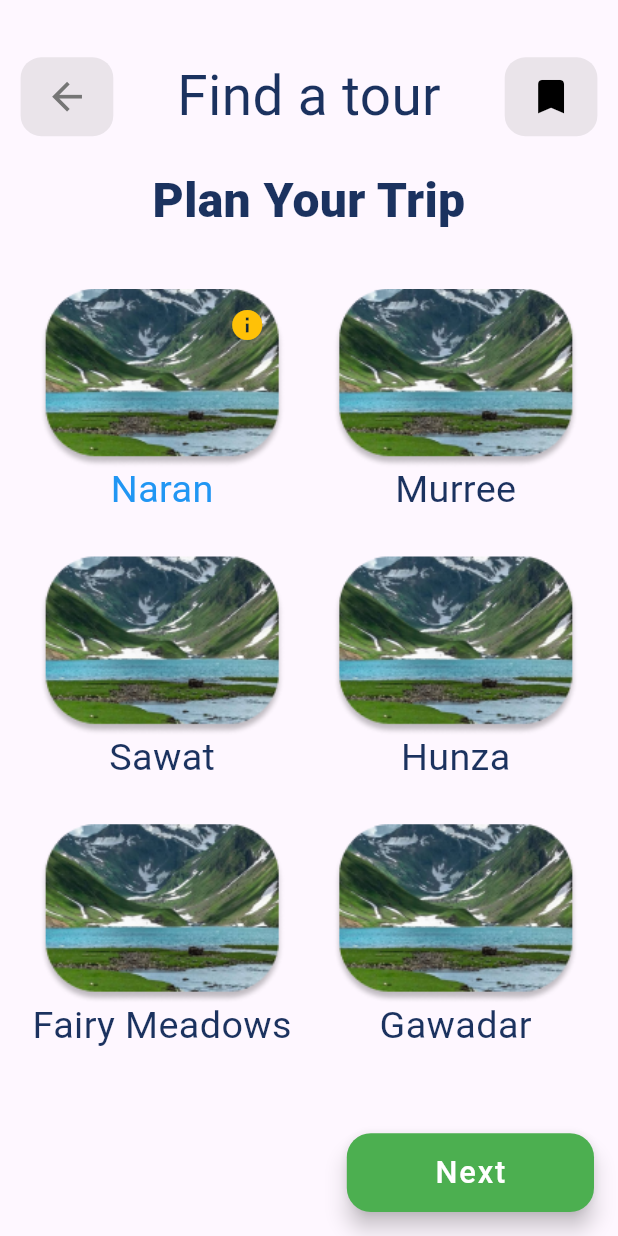
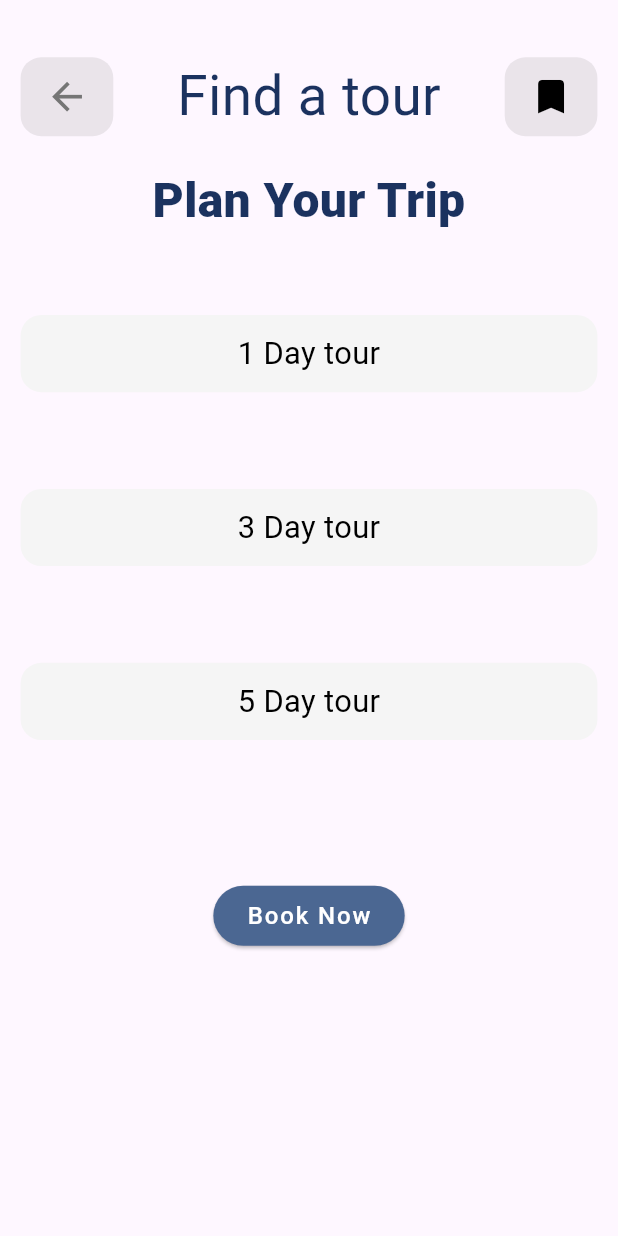
Before and after one commit to ZainNaqvi/horizon-travels-and-tours-android-application-client, a Flutter app: the FindTourPage screen opened directly, after a tap on "Naran", after a tap on "Next", on a phone screen of 412 x 824 dp. Run offline on Flutter 3.47's test engine with Material 3 defaults, Android fonts, the phone set to English and light mode, and no system bars; our stand-ins replace cloud_firestore, curved_navigation_bar, firebase_auth, firebase_core, flutter_bloc, flutter_screenutil and 3 more; accounts and stored records are empty; Roboto replaces fonts that are missing (Calistoga).

Commit message:
implemented some new changes

```diff
--- a/lib/exports.dart
+++ b/lib/exports.dart
@@ -28,6 +28,7 @@ export 'package:horizon_travel_and_tours_android_application/screens/home/page/h
 export 'package:horizon_travel_and_tours_android_application/screens/auth/pages/forgot_password.dart';
 export 'package:horizon_travel_and_tours_android_application/screens/find_tour/pages/tour_list_page.dart';
 export 'package:horizon_travel_and_tours_android_application/screens/splash/splash_screen.dart';
+export 'package:horizon_travel_and_tours_android_application/screens/booking/confirmation_page.dart';
 
 // Utils
 export 'package:horizon_travel_and_tours_android_application/core/utils/navigator_util.dart';
--- a/lib/screens/find_tour/pages/tour_list_page.dart
+++ b/lib/screens/find_tour/pages/tour_list_page.dart
@@ -1,3 +1,5 @@
+import 'dart:developer';
+
 import 'package:horizon_travel_and_tours_android_application/exports.dart';
 
 class FindTourPage extends StatefulWidget {
@@ -14,12 +16,6 @@ class FindTourPage extends StatefulWidget {
 class _FindTourPageState extends State<FindTourPage> {
   int _selectedIndex = 0;
   int? _selectedPlan;
-  static const List<Widget> _pages = <Widget>[
-    HomeScreen(),
-    SizedBox(),
-    SizedBox(),
-    SizedBox(),
-  ];
 
   final List<String> tourLocations = [
     'Naran',
@@ -32,6 +28,7 @@ class _FindTourPageState extends State<FindTourPage> {
   @override
   void initState() {
     super.initState();
+
     SystemChrome.setSystemUIOverlayStyle(systemOverlaySetting());
   }
 
@@ -46,18 +43,22 @@ class _FindTourPageState extends State<FindTourPage> {
             SizedBox(height: 8.h),
             _buildPlanTripButton(),
             SizedBox(height: 24.h),
-            _buildTourGrid(),
+            _selectedIndex == 0 ? _buildTourGrid() : gridTwo(context),
           ],
         ),
       ),
-      floatingActionButton: _selectedPlan == null
+      floatingActionButton: _selectedPlan == null || _selectedIndex == 1
           ? null
           : SizedBox(
               width: 144.w,
               height: 44.h,
               child: FloatingActionButton(
                 backgroundColor: Colors.green,
-                onPressed: () {},
+                onPressed: () {
+                  setState(() {
+                    _selectedIndex = 1;
+                  });
+                },
                 child: Text(
                   'Next',
                   style: TextStyle(
@@ -70,20 +71,52 @@ class _FindTourPageState extends State<FindTourPage> {
     );
   }
 
-  CurvedNavigationBar _buildCurvedNavigationBar() {
-    return CurvedNavigationBar(
-      backgroundColor: Colors.blueAccent,
-      items: <Widget>[
-        Icon(Icons.home, size: 30.sp),
-        Icon(Icons.explore, size: 30.sp),
-        Icon(Icons.bookmark, size: 30.sp),
-        Icon(Icons.person, size: 30.sp),
+  Column gridTwo(BuildContext context) {
+    return Column(
+      crossAxisAlignment: CrossAxisAlignment.center,
+      mainAxisAlignment: MainAxisAlignment.center,
+      children: [
+        SizedBox(height: 24.h),
+        listTile('1 Day tour'),
+        listTile('3 Day tour'),
+        listTile('5 Day tour'),
+        SizedBox(height: 24.h),
+        ElevatedButton(
+          style: ElevatedButton.styleFrom(
+            backgroundColor: const Color(0xff4B6792),
+          ),
+          onPressed: () {
+            context.navigateWithSlideBottomToTop(const BookingConfirmationPage());
+          },
+          child: const Text(
+            'Book Now',
+            style: TextStyle(
+              color: Colors.white,
+            ),
+          ),
+        ),
       ],
-      onTap: (index) {
-        setState(() {
-          _selectedIndex = index;
-        });
-      },
+    );
+  }
+
+  Container listTile(String text) {
+    return Container(
+      margin: EdgeInsets.only(bottom: 54.h),
+      padding: EdgeInsets.all(12.r),
+      decoration: BoxDecoration(
+        color: Colors.grey.shade100,
+        borderRadius: BorderRadius.circular(12.r),
+      ),
+      alignment: Alignment.center,
+      width: 360.w,
+      child: Text(
+        text,
+        textAlign: TextAlign.center,
+        style: TextStyle(
+          color: Colors.black,
+          fontSize: 18.sp,
+        ),
+      ),
     );
   }
 
@@ -125,7 +158,8 @@ class _FindTourPageState extends State<FindTourPage> {
       onTap: () {
         setState(() {
           _selectedPlan = index;
-          print(index);
+
+          log((index == _selectedPlan).toString());
         });
       },
       child: Column(
@@ -182,7 +216,13 @@ class _FindTourPageState extends State<FindTourPage> {
         title: 'Find a tour',
         leadingIcon: Icons.arrow_back,
         leadingCallback: () {
-          Navigator.pop(context);
+          if (_selectedIndex != 0) {
+            setState(() {
+              _selectedIndex = 0;
+            });
+          } else {
+            Navigator.pop(context);
+          }
         },
         trailingIcon: Icons.bookmark_outlined,
         trailingCallback: () {},
```
Also changed, not shown: lib/screens/booking/confirmation_page.dart (added, +34 -0 lines).
